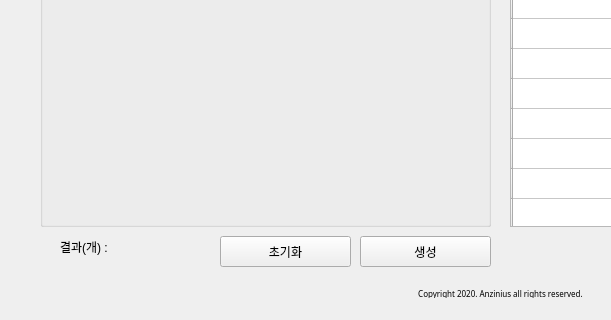
Anzinius/Random_Task_Generator, file main.ui: the form before one commit; both pictures show x 0 to 611 and y 254 to 574 of the 991 by 574 pixel window.
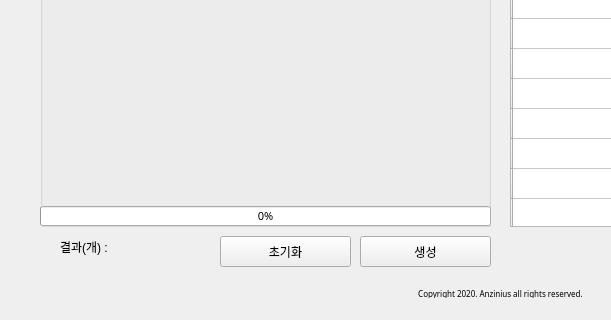
The form after the commit. Icons and pictures are not drawn.

Patch:
```diff
--- a/main.ui
+++ b/main.ui
@@ -318,6 +318,31 @@
       </property>
      </widget>
     </widget>
+    <widget class="QProgressBar" name="progressBar">
+     <property name="geometry">
+      <rect>
+       <x>0</x>
+       <y>430</y>
+       <width>451</width>
+       <height>20</height>
+      </rect>
+     </property>
+     <property name="font">
+      <font>
+       <family>Agency FB</family>
+       <pointsize>8</pointsize>
+      </font>
+     </property>
+     <property name="value">
+      <number>0</number>
+     </property>
+     <property name="alignment">
+      <set>Qt::AlignCenter</set>
+     </property>
+     <property name="format">
+      <string>%p%</string>
+     </property>
+    </widget>
    </widget>
    <widget class="QPushButton" name="btn_download">
     <property name="geometry">
```
Left out of the diff: 9 changed lines with no effect on the pictures.
